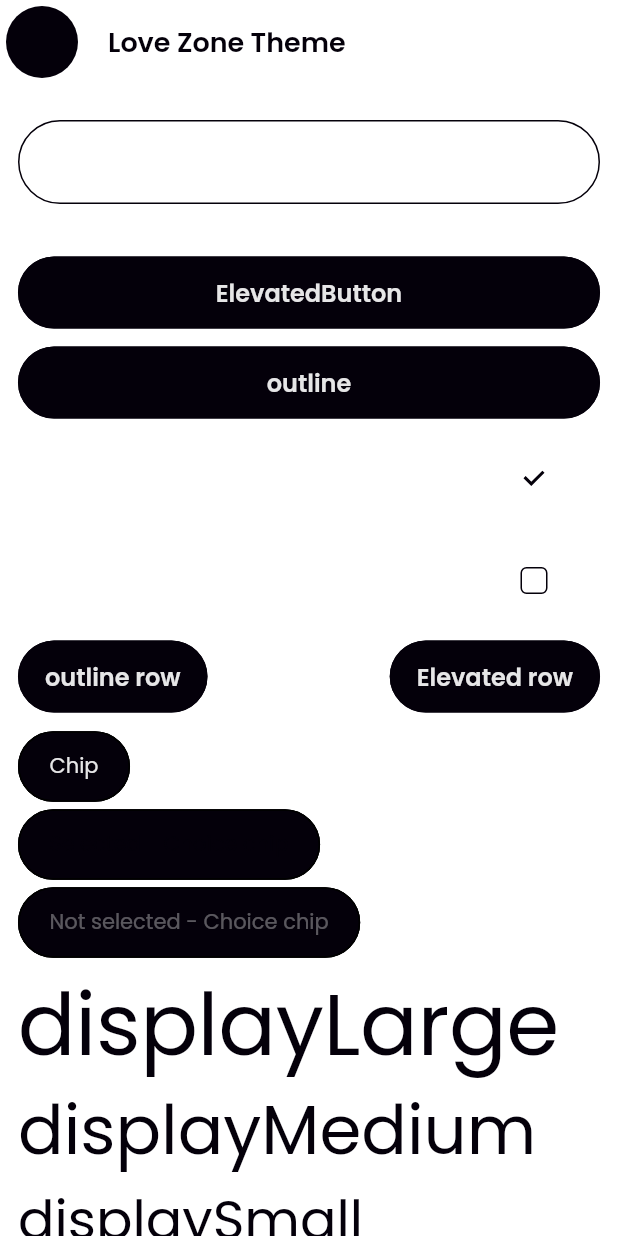
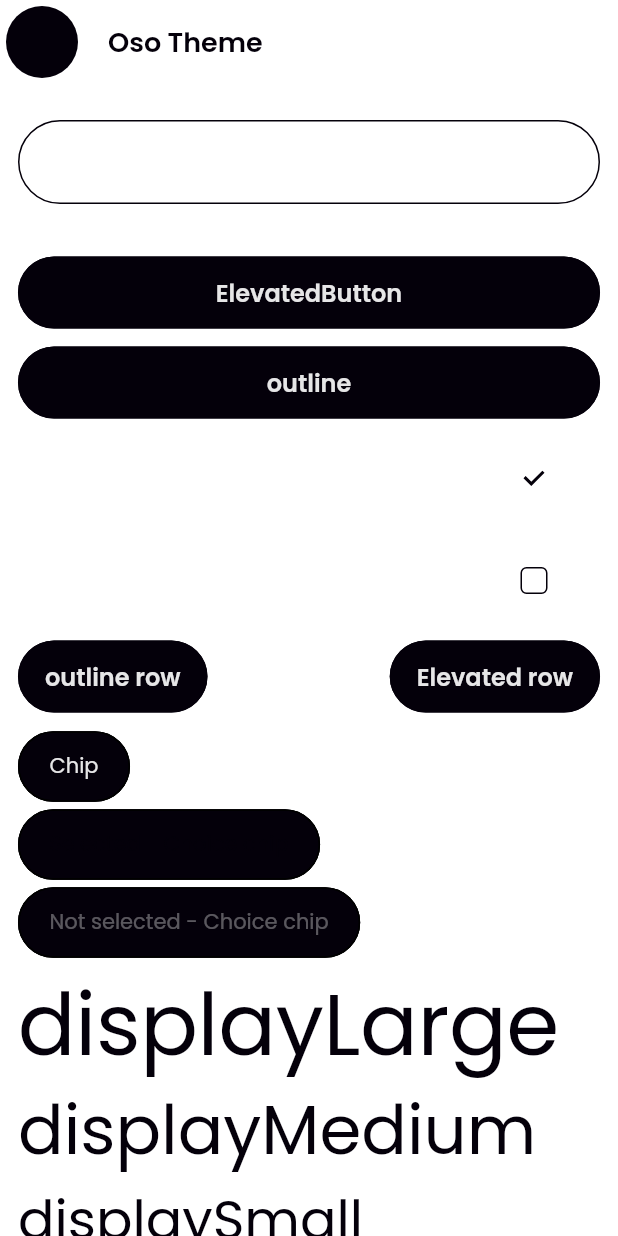
Before and after one commit to ukor/oso, a Flutter app: the ExampleScreen screen opened directly, on a phone screen of 412 x 824 dp. Run offline on Flutter 3.47's test engine with Material 3 defaults, Android fonts, the phone set to English and light mode, and no system bars; our stand-ins replace get_it, go_router, google_fonts, logger, mobx; generated files the repository leaves out were written again.

```diff
--- a/lib/modules/_example/views/example.view.dart
+++ b/lib/modules/_example/views/example.view.dart
@@ -9,7 +9,7 @@ class ExampleScreen extends StatelessWidget {
   @override
   Widget build(BuildContext context) {
     return Scaffold(
-      appBar: AppBar(title: Text('Love Zone Theme')),
+      appBar: AppBar(title: Text('Oso Theme')),
       body: SafeArea(
         child: SingleChildScrollView(
           padding: EdgeInsets.all(12.0),
```
Also changed, not shown: 7 other files.
